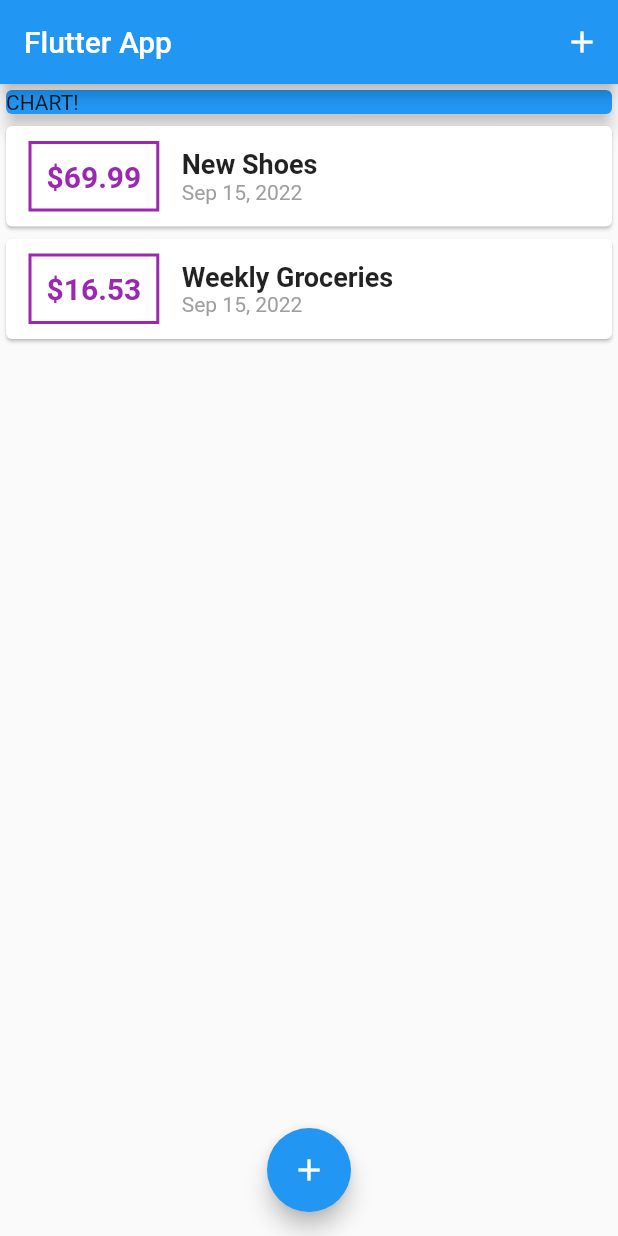
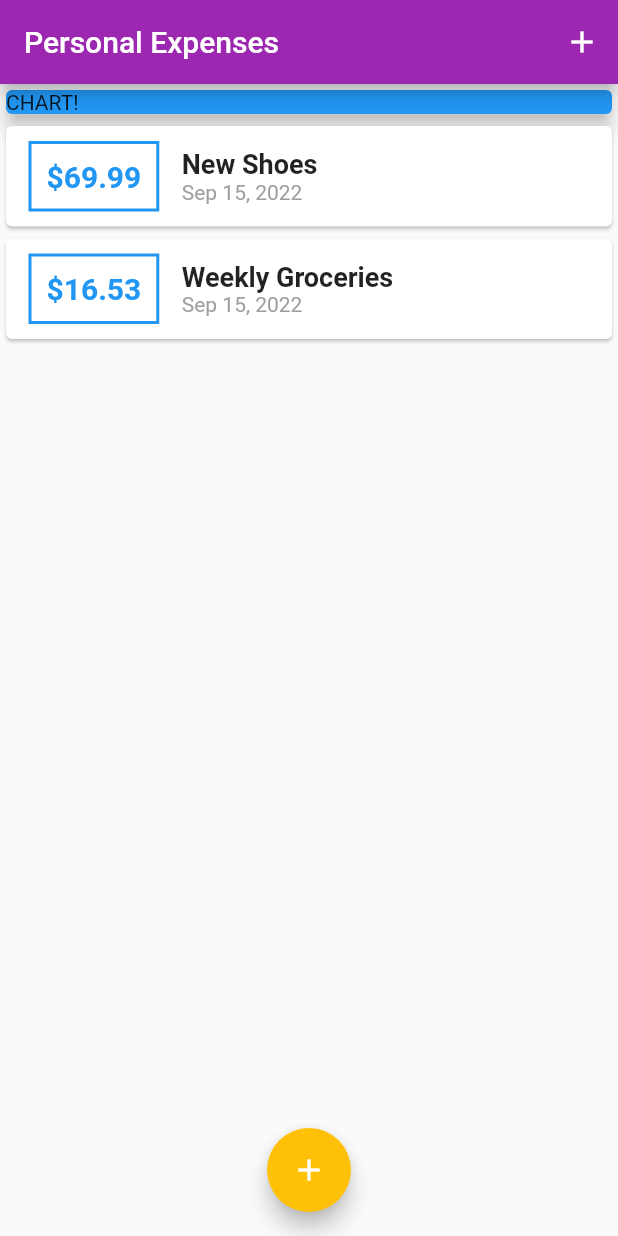
Before and after one commit to anilaydinn/personal_expense_application, a Flutter app: the screen it shows after launch, on a phone screen of 412 x 824 dp. Run offline on Flutter 3.47's test engine with Material 2 defaults, Android fonts, the phone set to English and light mode, and no system bars.

Commit message:
[Anil] Add theme

```diff
--- a/lib/main.dart
+++ b/lib/main.dart
@@ -1,5 +1,4 @@
 import 'package:flutter/material.dart';
-import 'package:intl/intl.dart';
 import 'package:personal_expense_application/widgets/new_transaction.dart';
 import 'package:personal_expense_application/widgets/transaction_list.dart';
 import 'package:personal_expense_application/models/transaction.dart';
@@ -13,10 +12,14 @@ class MyApp extends StatelessWidget {
 
   @override
   Widget build(BuildContext context) {
-    return const MaterialApp(
+    return MaterialApp(
       debugShowCheckedModeBanner: false,
-      title: 'Flutter App',
-      home: MyHomePage(),
+      title: 'Personal Expenses',
+      theme: ThemeData(
+        colorScheme: ColorScheme.fromSwatch(primarySwatch: Colors.purple)
+            .copyWith(secondary: Colors.amber),
+      ),
+      home: const MyHomePage(),
     );
   }
 }
@@ -73,7 +76,7 @@ class _MyHomePageState extends State<MyHomePage> {
   Widget build(BuildContext context) {
     return Scaffold(
       appBar: AppBar(
-        title: const Text('Flutter App'),
+        title: const Text('Personal Expenses'),
         actions: [
           IconButton(
             onPressed: () => _startAddNewTransaction(context),
--- a/lib/widgets/transaction_list.dart
+++ b/lib/widgets/transaction_list.dart
@@ -22,15 +22,16 @@ class TransActionList extends StatelessWidget {
                     horizontal: 15,
                   ),
                   decoration: BoxDecoration(
-                    border: Border.all(color: Colors.purple, width: 2),
+                    border: Border.all(
+                        color: Theme.of(context).primaryColor, width: 2),
                   ),
                   padding: const EdgeInsets.all(10),
                   child: Text(
                     "\$${transactions[index].amount.toStringAsFixed(2)}",
-                    style: const TextStyle(
+                    style: TextStyle(
                       fontWeight: FontWeight.bold,
                       fontSize: 20,
-                      color: Colors.purple,
+                      color: Theme.of(context).primaryColor,
                     ),
                   ),
                 ),
```
